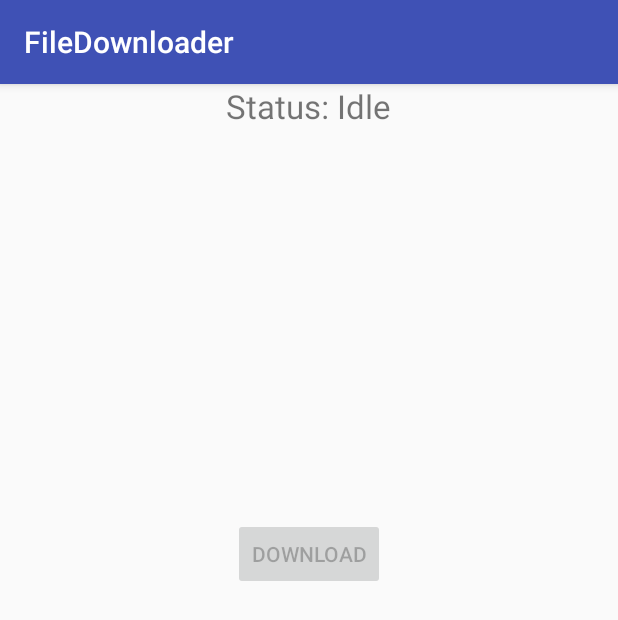
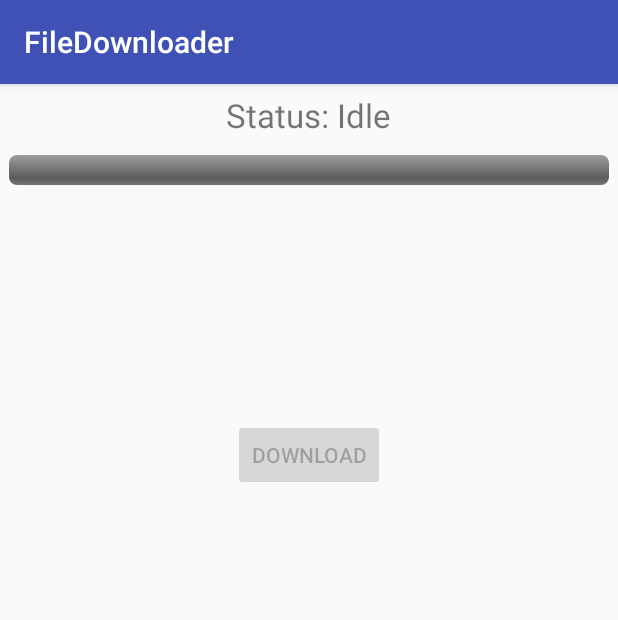
Before and after one commit to royalkonina/FileDownloader, an Android app: the screen it shows after launch (FileDownloaderActivity), after a tap on "DOWNLOAD", on a phone screen of 412 x 824 dp. Shown: the top 620 px of the screen. Run offline under Robolectric (Android 15) with nearby library versions, the phone set to English and light mode, and no system bars.

Commit message:
Added: working downloading and opening in gallery. Needed to add BroadcastReceiver to handle finish of loading after pause

```diff
--- a/app/build.gradle
+++ b/app/build.gradle
@@ -26,4 +26,5 @@ dependencies {
     })
     compile 'com.android.support:appcompat-v7:25.0.1'
     testCompile 'junit:junit:4.12'
+    compile 'com.android.support:design:25.0.1'
 }
--- a/app/src/main/java/com/example/roman/filedownloader/FileDownloaderActivity.java
+++ b/app/src/main/java/com/example/roman/filedownloader/FileDownloaderActivity.java
@@ -2,68 +2,183 @@ package com.example.roman.filedownloader;
 
 import android.app.DownloadManager;
 import android.content.Intent;
+import android.database.Cursor;
+import android.graphics.BitmapFactory;
 import android.net.Uri;
+import android.os.Bundle;
 import android.os.Environment;
+import android.support.design.widget.Snackbar;
 import android.support.v7.app.AppCompatActivity;
-import android.os.Bundle;
 import android.util.Log;
 import android.view.View;
 import android.widget.Button;
-
+import android.widget.ImageView;
+import android.widget.ProgressBar;
+import android.widget.TextView;
 
 import java.io.File;
 
 public class FileDownloaderActivity extends AppCompatActivity implements View.OnClickListener {
   public static final String IMAGE_URL = "http://www.spr.ru/forum_img/55/2012-11/2381321/2951242.jpg";
   public static final String IMAGE_FILENAME = "myImage.jpg";
+  public static final String STATUS_DOWNLOADING = "Status: Downloading";
+  private static final String STATUS_DOWNLOADED = "Status: Downloaded";
+  private static final String DOWNLOAD_REFERENCE = "downloadManager";
+  private static final String STATUS_PAUSE = "Status: Paused";
   private DownloadManager downloadManager;
-  private long downloadReference;
+  private long downloadReference = -1;
   private Button downloadButton;
   private Button openButton;
+  private ImageView imageView;
+  private ProgressBar progressBar;
+  private TextView statusTextView;
 
 
   @Override
   protected void onCreate(Bundle savedInstanceState) {
     super.onCreate(savedInstanceState);
     setContentView(R.layout.a_file_downloader);
+    statusTextView = (TextView) findViewById(R.id.status_text_view);
+    progressBar = (ProgressBar) findViewById(R.id.progress_bar);
+    imageView = (ImageView) findViewById(R.id.image_view);
+    imageView.setImageBitmap(null);
     downloadButton = (Button) findViewById(R.id.button_load);
-    Button downloadButton = (Button) findViewById(R.id.button_load);
     openButton = (Button) findViewById(R.id.button_open);
     downloadButton.setOnClickListener(this);
     openButton.setOnClickListener(this);
-    if (imageExists()) {
-      downloadButton.setVisibility(View.GONE);
-      openButton.setVisibility(View.VISIBLE);
+    downloadManager = (DownloadManager) getSystemService(DOWNLOAD_SERVICE);
+
+    if (savedInstanceState != null) {
+      downloadReference = savedInstanceState.getLong(DOWNLOAD_REFERENCE);
+      if (downloadReference != -1) {
+        switch (getDownloaderStatus(downloadReference)){
+          case DownloadManager.STATUS_SUCCESSFUL:
+            if(imageExists()){
+              setupDownloadedImage();
+            }
+            break;
+          case DownloadManager.STATUS_RUNNING:
+            progressBar.setVisibility(View.VISIBLE);
+            downloadButton.setEnabled(false);
+            break;
+          case DownloadManager.STATUS_PAUSED:
+            progressBar.setVisibility(View.VISIBLE);
+            downloadButton.setEnabled(false);
+            statusTextView.setText(STATUS_PAUSE);
+            break;
+        }
+      } else if (imageExists()) {
+        setupDownloadedImage();
+      }
+    } else {
+      if (imageExists()) {
+        setupDownloadedImage();
+      }
     }
   }
 
+
+  private int getDownloaderStatus(long reference) {
+    DownloadManager.Query q = new DownloadManager.Query();
+    q.setFilterById(reference);
+    final Cursor cursor = downloadManager.query(q);
+    cursor.moveToFirst();
+    return cursor.getInt(cursor.getColumnIndex(DownloadManager.COLUMN_STATUS));
+  }
+
+  @Override
+  protected void onSaveInstanceState(Bundle outState) {
+    outState.putLong(DOWNLOAD_REFERENCE, downloadReference);
+    super.onSaveInstanceState(outState);
+  }
+
+  private void setupDownloadedImage() {
+    imageView.setImageBitmap(BitmapFactory.decodeFile((Environment.getExternalStoragePublicDirectory(Environment.DIRECTORY_DOWNLOADS) + "/" + IMAGE_FILENAME)));
+    downloadButton.setVisibility(View.GONE);
+    statusTextView.setText(STATUS_DOWNLOADED);
+    openButton.setVisibility(View.VISIBLE);
+  }
 
 
   @Override
   public void onClick(View view) {
     switch (view.getId()) {
       case R.id.button_load:
-
+        progressBar.setVisibility(View.VISIBLE);
         downloadButton.setEnabled(false);
         Uri downloadUri = Uri.parse(IMAGE_URL);
         DownloadManager.Request request = new DownloadManager.Request(downloadUri);
         request.setDestinationInExternalPublicDir(Environment.DIRECTORY_DOWNLOADS, IMAGE_FILENAME);
-        downloadManager = (DownloadManager) getSystemService(DOWNLOAD_SERVICE);
         downloadReference = downloadManager.enqueue(request);
+        new Thread(setupDownloading).start();
 
         break;
       case R.id.button_open:
         Intent intent = new Intent();
         intent.setAction(Intent.ACTION_VIEW);
-        intent.setDataAndType(Uri.parse((Environment.getExternalStoragePublicDirectory(Environment.DIRECTORY_DOWNLOADS)+"/" + IMAGE_FILENAME)), "image/*");
+        Uri uriFromFile = Uri.fromFile(new File(Environment.getExternalStoragePublicDirectory(Environment.DIRECTORY_DOWNLOADS) + "/" + IMAGE_FILENAME));
+        Log.d("TRY OPEN", String.valueOf(new File(Environment.getExternalStoragePublicDirectory(Environment.DIRECTORY_DOWNLOADS) + "/" + IMAGE_FILENAME).exists()));
+        intent.setDataAndType(uriFromFile, "image/*");
         startActivity(intent);
     }
   }
 
   private boolean imageExists() {
-    File file = new File(Environment.getExternalStoragePublicDirectory(Environment.DIRECTORY_DOWNLOADS) + "/"+ IMAGE_FILENAME);
-    Log.d("CHECK FILE",file.getAbsolutePath());
+    File file = new File(Environment.getExternalStoragePublicDirectory(Environment.DIRECTORY_DOWNLOADS) + "/" + IMAGE_FILENAME);
+    Log.d("CHECK FILE", file.getAbsolutePath());
     Log.d("CHECK FILE", String.valueOf(file.exists()));
     return file.exists();
   }
+
+  Runnable setupDownloading = new Runnable() {
+
+    @Override
+    public void run() {
+
+      boolean downloading = true;
+
+      while (downloading) {
+        DownloadManager.Query q = new DownloadManager.Query();
+        q.setFilterById(downloadReference);
+        final Cursor cursor = downloadManager.query(q);
+        cursor.moveToFirst();
+        int bytes_downloaded = cursor.getInt(cursor
+                .getColumnIndex(DownloadManager.COLUMN_BYTES_DOWNLOADED_SO_FAR));
+        int bytes_total = cursor.getInt(cursor.getColumnIndex(DownloadManager.COLUMN_TOTAL_SIZE_BYTES));
+
+        if (cursor.getInt(cursor.getColumnIndex(DownloadManager.COLUMN_STATUS)) == DownloadManager.STATUS_SUCCESSFUL) {
+          downloading = false;
+        }
+
+        final double dl_progress = ((bytes_downloaded + .0) / bytes_total) * 100;
+
+        runOnUiThread(new Runnable() {
+
+          @Override
+          public void run() {
+            progressBar.setProgress((int) dl_progress);
+            switch (cursor.getInt(cursor.getColumnIndex(DownloadManager.COLUMN_STATUS))) {
+              case DownloadManager.STATUS_FAILED:
+                Snackbar.make(findViewById(R.id.a_file_downloader), "Downloading failed", Snackbar.LENGTH_LONG).show();
+                break;
+
+              case DownloadManager.STATUS_RUNNING:
+                statusTextView.setText(STATUS_DOWNLOADING);
+                break;
+
+              case DownloadManager.STATUS_SUCCESSFUL:
+                statusTextView.setText(STATUS_DOWNLOADED);
+                progressBar.setVisibility(View.INVISIBLE);
+                setupDownloadedImage();
+                break;
+            }
+            cursor.close();
+          }
+        });
+
+      }
+
+    }
+  };
+
 }
--- a/app/src/main/res/layout/a_file_downloader.xml
+++ b/app/src/main/res/layout/a_file_downloader.xml
@@ -1,7 +1,12 @@
 <?xml version="1.0" encoding="utf-8"?>
-<LinearLayout
+<android.support.design.widget.CoordinatorLayout
     xmlns:android="http://schemas.android.com/apk/res/android"
     android:id="@+id/a_file_downloader"
+    android:layout_width="match_parent"
+    android:layout_height="match_parent"
+    android:orientation="vertical">
+
+    <LinearLayout
         android:layout_width="match_parent"
         android:layout_height="match_parent"
         android:orientation="vertical">
@@ -10,39 +15,42 @@
             android:id="@+id/status_text_view"
             android:layout_width="wrap_content"
             android:layout_height="wrap_content"
-      android:layout_gravity="center"
+            android:layout_gravity="top|center_horizontal"
+            android:layout_margin="6dp"
             android:text="@string/status"
             android:textSize="22sp"/>
 
         <ProgressBar
+            android:id="@+id/progress_bar"
             style="@android:style/Widget.ProgressBar.Horizontal"
             android:layout_width="match_parent"
             android:layout_height="wrap_content"
-      android:layout_gravity="center"
-      android:layout_margin="20dp"
+            android:layout_margin="6dp"
             android:visibility="invisible"
             />
 
         <ImageView
-      android:id="@+id/image"
+            android:id="@+id/image_view"
             android:layout_width="wrap_content"
             android:layout_height="wrap_content"
             android:layout_gravity="center"
-      android:minHeight="200dp"
-      android:minWidth="200dp"/>
+            android:minHeight="150dp"
+            android:minWidth="150dp"/>
 
         <Button
             android:id="@+id/button_load"
             android:layout_width="wrap_content"
             android:layout_height="wrap_content"
-      android:layout_gravity="center|bottom"
+            android:layout_gravity="center|top"
             android:text="@string/download"/>
 
         <Button
             android:id="@+id/button_open"
             android:layout_width="wrap_content"
             android:layout_height="wrap_content"
-      android:layout_gravity="center|bottom"
+            android:layout_gravity="center|top"
             android:text="@string/open"
             android:visibility="gone"/>
     </LinearLayout>
+
+</android.support.design.widget.CoordinatorLayout>
```
Lines whose indentation alone changed are shown as unchanged.
